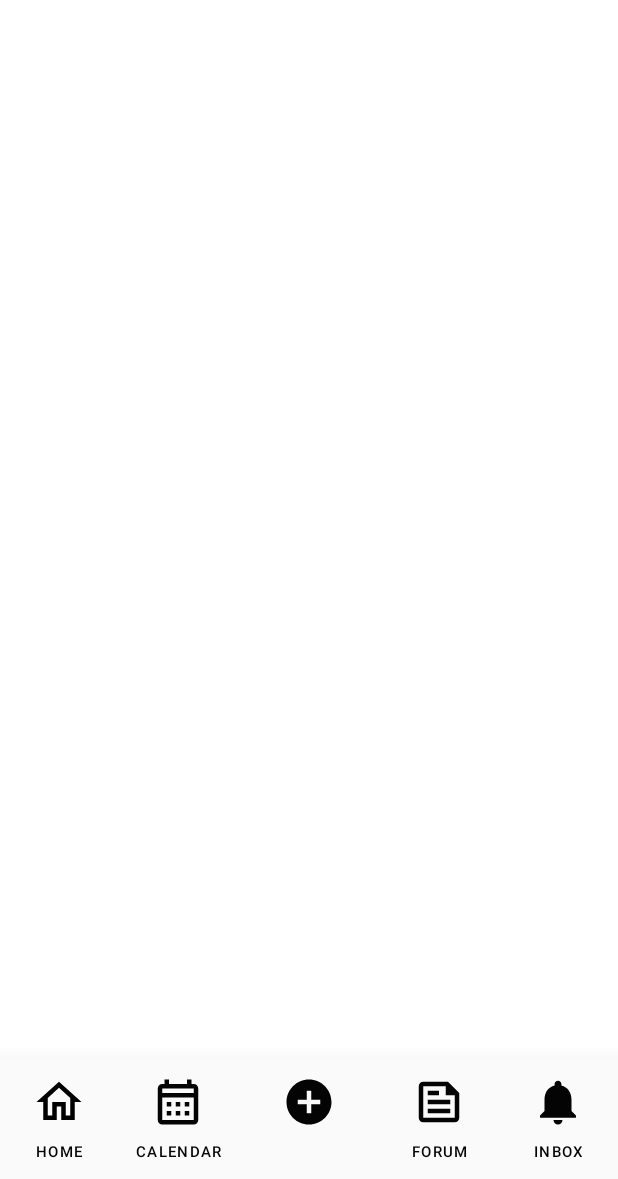
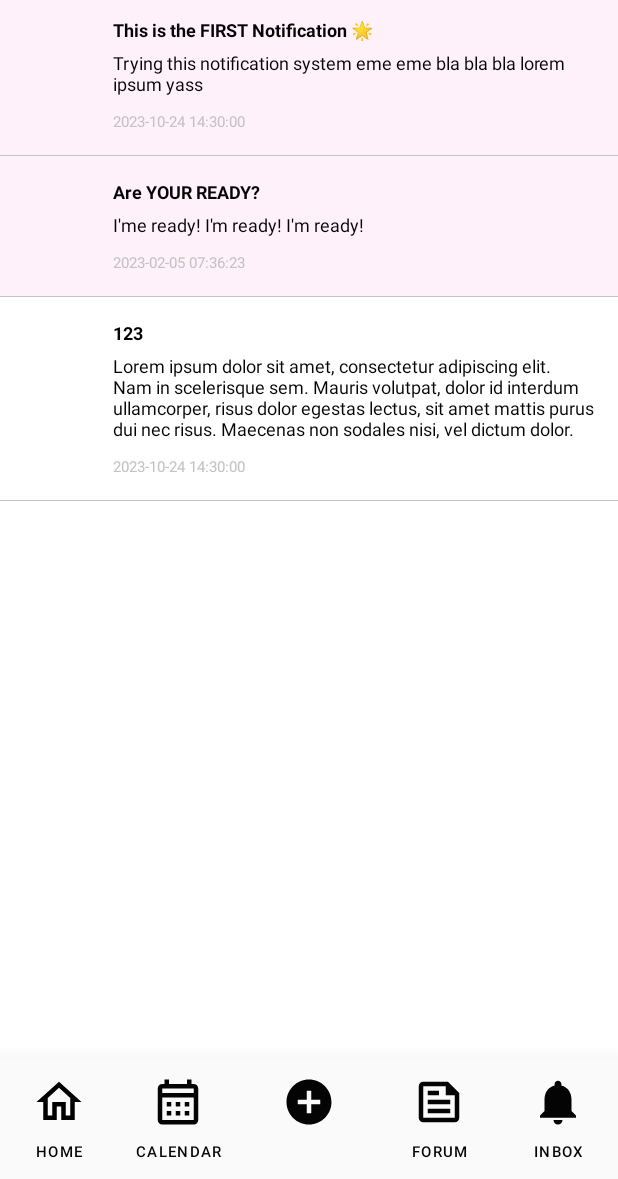
Before and after one commit to janshaaa/MOBDEVE-FINAL-PROJECT, an Android app: the NotificationsActivity screen opened directly, with no data from a screen before it, on a phone screen of 412 x 824 dp, the part 57-1236 px from its top. Run offline under Robolectric (Android 15) with nearby library versions, the phone set to English and light mode, and no system bars; our stand-ins replace Firebase (no records; nobody signed in at launch, a user with empty details on screens opened directly).

Commit message:
(feat) notifications recycler view

```diff
--- /dev/null
+++ b/app/src/main/java/com/mobdeve/s12/aiwear/DataHelper.kt
@@ -0,0 +1,73 @@
+package com.mobdeve.s12.aiwear
+
+import java.text.SimpleDateFormat
+import java.util.TimeZone
+
+class DataHelper {
+    companion object {
+
+        fun generateUsers() : ArrayList<User> {
+            val dateFormat = SimpleDateFormat("yyyy-MM-dd")
+            val users = ArrayList<User>()
+            users.add( User (
+                "SorkGa81uHgoJ1OHpon7k4wQr1l1",
+                "Kim Williame Lee",
+                "MOBDEVE so fun!",
+                "Female",
+                dateFormat.parse("2002-02-05")
+            ))
+            users.add( User (
+                "SorkGa81uHgoJ1OHpon7k4wQr1l0",
+                "Rory Gilmore",
+                "stars hollow sumn",
+                "Female",
+                dateFormat.parse("1999-10-05")
+            ))
+            users.add( User (
+                "SorkGa91uHgoJ1OHpon7k4wQr1l0",
+                "Katniss Everdeen",
+                "i volunteer!",
+                "Non-Binary",
+                dateFormat.parse("1989-12-05")
+            ))
+
+
+            return users
+        }
+
+        fun generateNotifications() : ArrayList<NotificationModel> {
+            var notifications = ArrayList<NotificationModel>()
+            val deviceTimezone = TimeZone.getDefault()
+            val dateFormat = SimpleDateFormat("yyyy-MM-dd HH:mm:ss")
+
+            notifications.add( NotificationModel(
+                "default",
+                "This is the FIRST Notification 🌟",
+                "Trying this notification system eme eme bla bla bla lorem ipsum yass",
+                dateFormat.parse("2023-10-24 14:30:00"),
+                false
+            ))
+
+            notifications.add( NotificationModel(
+                "default",
+                "Are YOUR READY?",
+                "I'me ready! I'm ready! I'm ready!",
+                dateFormat.parse("2023-02-05 07:36:23"),
+                false
+            ))
+
+            notifications.add( NotificationModel(
+                "default",
+                "123",
+                "Lorem ipsum dolor sit amet, consectetur adipiscing elit. Nam in scelerisque sem. Mauris " +
+                        "volutpat, dolor id interdum ullamcorper, risus dolor egestas lectus, sit amet mattis purus " +
+                        "dui nec risus. Maecenas non sodales nisi, vel dictum dolor. ",
+                dateFormat.parse("2023-10-24 14:30:00"),
+                true
+            ))
+
+            return notifications
+        }
+    }
+
+}
--- a/app/src/main/java/com/mobdeve/s12/aiwear/EditProfileActivity.kt
+++ b/app/src/main/java/com/mobdeve/s12/aiwear/EditProfileActivity.kt
@@ -8,7 +8,6 @@ import android.widget.ArrayAdapter
 import android.widget.Button
 import android.widget.EditText
 import android.widget.ImageButton
-import android.widget.ImageView
 import android.widget.Spinner
 import android.widget.TextView
 import android.widget.Toast
@@ -37,7 +36,7 @@ class EditProfileActivity : AppCompatActivity() {
         super.onCreate(savedInstanceState)
         setContentView(R.layout.activity_edit_profile)
 
-        users = UserGenerator.generateUsers()
+        users = DataHelper.generateUsers()
 
         mAuth = FirebaseAuth.getInstance()
         val currentUser = mAuth.currentUser
--- a/app/src/main/java/com/mobdeve/s12/aiwear/HomeActivity.kt
+++ b/app/src/main/java/com/mobdeve/s12/aiwear/HomeActivity.kt
@@ -55,7 +55,7 @@ class HomeActivity : AppCompatActivity() {
     private fun initializeUser() {
         mAuth = FirebaseAuth.getInstance()
         val currentUser = mAuth.currentUser
-        users = UserGenerator.generateUsers()
+        users = DataHelper.generateUsers()
         var userData = users.find { it.uid == currentUser!!.uid }
 
         val userNameTv = findViewById<TextView>(R.id.userNameTv)
--- /dev/null
+++ b/app/src/main/java/com/mobdeve/s12/aiwear/MyAdapter.kt
@@ -0,0 +1,41 @@
+package com.mobdeve.s12.aiwear
+
+import android.view.LayoutInflater
+import android.view.ViewGroup
+import android.widget.Toast
+import androidx.recyclerview.widget.RecyclerView
+
+class MyAdapter (data: ArrayList<NotificationModel>) : RecyclerView.Adapter<NotificationsViewHolder>() {
+    private val data: ArrayList<NotificationModel>
+
+    init {
+        this.data = data
+    }
+
+    override fun onCreateViewHolder(parent: ViewGroup, viewType: Int): NotificationsViewHolder {
+        val inflater = LayoutInflater.from(parent.context)
+        val view = inflater.inflate(R.layout.item_notification, parent, false)
+        return NotificationsViewHolder(view, parent.context)
+    }
+
+    override fun onBindViewHolder(holder: NotificationsViewHolder, position: Int) {
+        holder.itemView.setOnClickListener {
+            Toast.makeText(
+                holder.itemView.context,
+                "Notification clicked",
+                Toast.LENGTH_SHORT
+            ).show()
+            if(!data[position].read) {
+                data[position].read = true
+                holder.setReadBackground(data[position].read)
+            }
+        }
+        holder.bindData(data[position])
+    }
+
+    override fun getItemCount(): Int {
+        return data.size
+    }
+
+
+}
--- /dev/null
+++ b/app/src/main/java/com/mobdeve/s12/aiwear/NotificationModel.kt
@@ -0,0 +1,11 @@
+package com.mobdeve.s12.aiwear
+
+import java.util.Date
+
+data class NotificationModel(
+    var type: String = "default",
+    var headline: String,
+    var body: String,
+    val date: Date,
+    var read: Boolean
+)
--- a/app/src/main/java/com/mobdeve/s12/aiwear/NotificationsActivity.kt
+++ b/app/src/main/java/com/mobdeve/s12/aiwear/NotificationsActivity.kt
@@ -6,6 +6,8 @@ import android.os.Bundle
 import android.widget.Button
 import android.widget.ImageButton
 import android.widget.Toast
+import androidx.recyclerview.widget.LinearLayoutManager
+import androidx.recyclerview.widget.RecyclerView
 import com.google.firebase.auth.FirebaseAuth
 
 class NotificationsActivity : AppCompatActivity() {
@@ -19,6 +21,10 @@ class NotificationsActivity : AppCompatActivity() {
         R.id.notifsBtn to Pair(R.drawable.baseline_notifications_36, R.drawable.outline_notifications_36),
         R.id.addBtn to Pair(R.drawable.clicked_add_circle_36, R.drawable.baseline_add_circle_24)
     )
+    private lateinit var data: ArrayList<NotificationModel>
+    private lateinit var recyclerView: RecyclerView
+    private lateinit var myAdapter: MyAdapter
+
     override fun onCreate(savedInstanceState: Bundle?) {
         super.onCreate(savedInstanceState)
         setContentView(R.layout.activity_notifications)
@@ -44,6 +50,14 @@ class NotificationsActivity : AppCompatActivity() {
             val settingsIntent = Intent(this, SettingsActivity::class.java)
             startActivity(settingsIntent)
         }
+
+        // Initialize recyclerView
+        this.data = DataHelper.generateNotifications()
+        this.recyclerView = findViewById(R.id.notifRecyclerView)
+        this.myAdapter = MyAdapter(this.data)
+
+        this.recyclerView.adapter = this.myAdapter
+        this.recyclerView.layoutManager = LinearLayoutManager(this)
     }
 
     private fun onBottomNavigationItemClick(clickedButton: Button) {
--- /dev/null
+++ b/app/src/main/java/com/mobdeve/s12/aiwear/NotificationsViewHolder.kt
@@ -0,0 +1,45 @@
+package com.mobdeve.s12.aiwear
+
+import android.content.Context
+import android.view.View
+import android.widget.ImageView
+import android.widget.TextView
+import androidx.constraintlayout.widget.ConstraintLayout
+import androidx.core.content.ContextCompat
+import androidx.recyclerview.widget.RecyclerView
+import java.text.SimpleDateFormat
+
+class NotificationsViewHolder(itemView: View, private val context: Context) : RecyclerView.ViewHolder(itemView){
+    private val notifLayout: ConstraintLayout
+    private val notifIconIv: ImageView
+    private val notifHeadlineTv: TextView
+    private val notifBodyTv: TextView
+    private val notifDateTv: TextView
+
+    init {
+        notifLayout = itemView.findViewById(R.id.notifLayout)
+        notifIconIv = itemView.findViewById(R.id.notifIconIv)
+        notifHeadlineTv = itemView.findViewById(R.id.notifHeadlineTv)
+        notifBodyTv = itemView.findViewById(R.id.notifBodyTv)
+        notifDateTv = itemView.findViewById(R.id.notifDateTv)
+    }
+    fun bindData(notifData: NotificationModel) {
+        val dateFormat = SimpleDateFormat("yyyy-MM-dd HH:mm:ss")
+//        this.notifIconIv.setImageResource()
+        this.notifHeadlineTv.text = notifData.headline
+        this.notifBodyTv.text = notifData.body
+        this.notifDateTv.text = dateFormat.format(notifData.date)
+        setReadBackground(notifData.read)
+    }
+
+    fun setReadBackground(read: Boolean) {
+        val colorResId = if (read) {
+            R.color.white_sagad
+        } else {
+            R.color.notif_unread
+        }
+        val color = ContextCompat.getColor(context, colorResId)
+        notifLayout.setBackgroundColor(color)
+    }
+
+}
--- a/app/src/main/java/com/mobdeve/s12/aiwear/UserGenerator.kt
+++ /dev/null
@@ -1,41 +0,0 @@
-package com.mobdeve.s12.aiwear
-
-import java.text.SimpleDateFormat
-import java.util.Date
-import java.util.UUID
-import kotlin.random.Random
-
-class UserGenerator {
-    companion object {
-
-        fun generateUsers() : ArrayList<User> {
-            val dateFormat = SimpleDateFormat("yyyy-MM-dd")
-            val users = ArrayList<User>()
-            users.add( User (
-                "SorkGa81uHgoJ1OHpon7k4wQr1l1",
-                "Kim Williame Lee",
-                "MOBDEVE so fun!",
-                "Female",
-                dateFormat.parse("2002-02-05")
-            ))
-            users.add( User (
-                "SorkGa81uHgoJ1OHpon7k4wQr1l0",
-                "Rory Gilmore",
-                "stars hollow sumn",
-                "Female",
-                dateFormat.parse("1999-10-05")
-            ))
-            users.add( User (
-                "SorkGa91uHgoJ1OHpon7k4wQr1l0",
-                "Katniss Everdeen",
-                "i volunteer!",
-                "Non-Binary",
-                dateFormat.parse("1989-12-05")
-            ))
-
-
-            return users
-        }
-    }
-
-}
--- a/app/src/main/res/layout/activity_notifications.xml
+++ b/app/src/main/res/layout/activity_notifications.xml
@@ -1,14 +1,19 @@
 <?xml version="1.0" encoding="utf-8"?>
-<androidx.constraintlayout.widget.ConstraintLayout xmlns:android="http://schemas.android.com/apk/res/android"
+<FrameLayout xmlns:android="http://schemas.android.com/apk/res/android"
     xmlns:app="http://schemas.android.com/apk/res-auto"
     xmlns:tools="http://schemas.android.com/tools"
     android:layout_width="match_parent"
     android:layout_height="match_parent"
-    tools:context=".NotificationsActivity">
+    tools:context=".HomeActivity">
 
+    <androidx.recyclerview.widget.RecyclerView
+        android:id="@+id/notifRecyclerView"
+        android:layout_width="match_parent"
+        android:layout_height="match_parent"
+        android:layout_marginTop="34dp" />
 
     <include layout="@layout/fragment_header" />
 
     <include layout="@layout/fragment_bottom_nav" />
 
-</androidx.constraintlayout.widget.ConstraintLayout>
+</FrameLayout>
--- /dev/null
+++ b/app/src/main/res/layout/item_notification.xml
@@ -0,0 +1,67 @@
+<?xml version="1.0" encoding="utf-8"?>
+<FrameLayout xmlns:android="http://schemas.android.com/apk/res/android"
+    android:layout_width="match_parent"
+    android:layout_height="wrap_content"
+    android:paddingBottom="1px"
+    android:background="@color/grey">
+
+    <androidx.constraintlayout.widget.ConstraintLayout xmlns:android="http://schemas.android.com/apk/res/android"
+        xmlns:app="http://schemas.android.com/apk/res-auto"
+        xmlns:tools="http://schemas.android.com/tools"
+        android:id="@+id/notifLayout"
+        android:layout_width="match_parent"
+        android:layout_height="wrap_content"
+        android:background="@color/notif_unread"
+        android:padding="15dp">
+
+        <ImageView
+            android:id="@+id/notifIconIv"
+            android:layout_width="50dp"
+            android:layout_height="50dp"
+            app:layout_constraintStart_toStartOf="parent"
+            app:layout_constraintTop_toTopOf="parent"
+            tools:srcCompat="@tools:sample/avatars" />
+
+        <TextView
+            android:id="@+id/notifHeadlineTv"
+            android:layout_width="0dp"
+            android:layout_height="wrap_content"
+            android:layout_marginStart="10dp"
+            android:text="TextView"
+            android:textColor="@color/black"
+            android:textSize="12sp"
+            android:textStyle="bold"
+            app:emojiCompatEnabled="true"
+            app:layout_constraintEnd_toEndOf="parent"
+            app:layout_constraintStart_toEndOf="@+id/notifIconIv"
+            app:layout_constraintTop_toTopOf="parent" />
+
+        <TextView
+            android:id="@+id/notifBodyTv"
+            android:layout_width="0dp"
+            android:layout_height="wrap_content"
+            android:layout_marginStart="10dp"
+            android:layout_marginTop="5dp"
+            android:text="TextView"
+            android:textColor="@color/black"
+            android:textSize="12sp"
+            app:emojiCompatEnabled="true"
+            app:layout_constraintEnd_toEndOf="parent"
+            app:layout_constraintStart_toEndOf="@+id/notifIconIv"
+            app:layout_constraintTop_toBottomOf="@+id/notifHeadlineTv" />
+
+        <TextView
+            android:id="@+id/notifDateTv"
+            android:layout_width="0dp"
+            android:layout_height="wrap_content"
+            android:layout_marginStart="10dp"
+            android:layout_marginTop="10dp"
+            android:text="TextView"
+            android:textColor="@color/grey"
+            android:textSize="10sp"
+            app:layout_constraintBottom_toBottomOf="parent"
+            app:layout_constraintEnd_toEndOf="parent"
+            app:layout_constraintStart_toEndOf="@+id/notifIconIv"
+            app:layout_constraintTop_toBottomOf="@+id/notifBodyTv" />
+    </androidx.constraintlayout.widget.ConstraintLayout>
+</FrameLayout>
--- a/app/src/main/res/values/colors.xml
+++ b/app/src/main/res/values/colors.xml
@@ -2,6 +2,8 @@
 <resources>
     <color name="black">#040404</color>
     <color name="white">#FAFAFA</color>
+    <color name="white_sagad">#FFFFFF</color>
     <color name="grey">#C3C3C3</color>
     <color name="pink">#FF62C5</color>
+    <color name="notif_unread">#FFF1F9</color>
 </resources>
```
